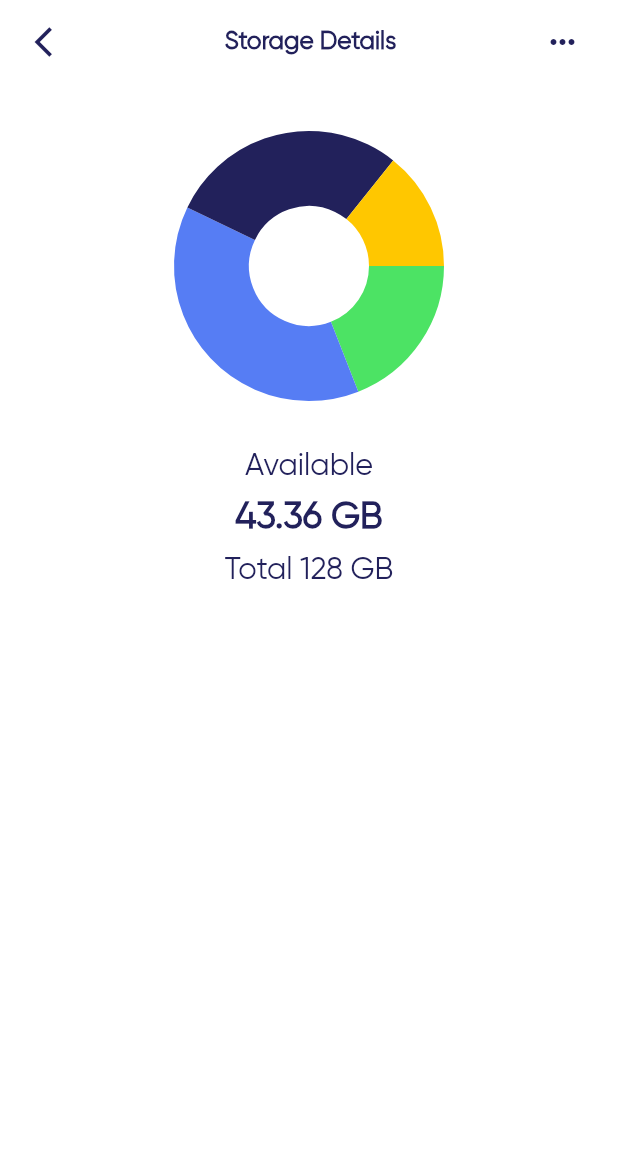
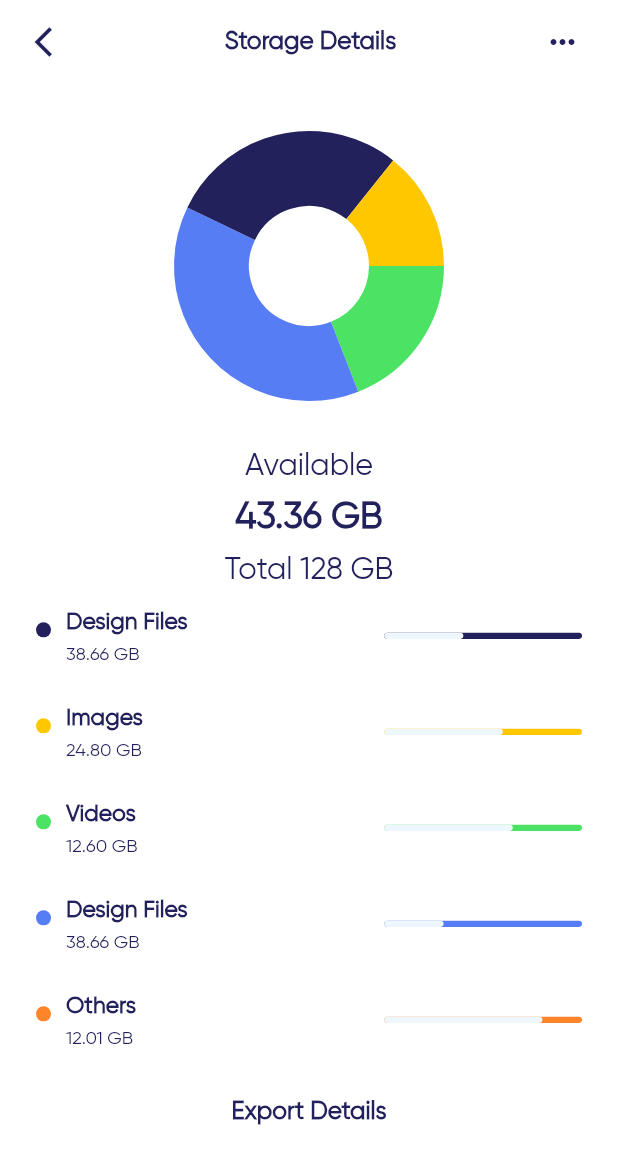
Before and after one commit to logicberry/file-storage-app, a Flutter app: the screen it shows after launch, on a phone screen of 412 x 824 dp. Shown: the top 1164 px of the screen. Run offline on Flutter 3.47's test engine with Material 2 defaults, Android fonts, the phone set to English and light mode, and no system bars; drawn by our look-alikes of fl_chart; our stand-ins replace device_preview, flutter_screenutil, flutter_svg.

Commit message:
feat: Completed StorageDetails Screen

```diff
--- a/lib/src/components/folder_details.dart
+++ b/lib/src/components/folder_details.dart
@@ -6,16 +6,18 @@ import '../core/core.dart';
 class FolderDetails extends StatelessWidget {
   final Color color;
   final String title, subtitle;
+  final double value;
   const FolderDetails({
     super.key,
     required this.color,
     required this.title,
-    required this.subtitle,
+    required this.subtitle, required this.value,
   });
 
   @override
   Widget build(BuildContext context) {
     return ListTile(
+      dense: true,
       contentPadding: const EdgeInsets.all(0),
       minLeadingWidth: 0,
       horizontalTitleGap: 10,
@@ -42,7 +44,7 @@ class FolderDetails extends StatelessWidget {
         width: SizeConfig.width(120),
         child: LinearProgressIndicator(
           backgroundColor: color,
-          value: 0.4,
+          value: value,
           valueColor: const AlwaysStoppedAnimation<Color>(AppColors.lightBlue),
           borderRadius: const BorderRadius.all(Radius.circular(20)),
         ),
--- a/lib/src/screens/storage_details_screen.dart
+++ b/lib/src/screens/storage_details_screen.dart
@@ -21,6 +21,7 @@ class StorageDetailsScreen extends StatelessWidget {
         ),
         body: Padding(
             padding: const EdgeInsets.symmetric(horizontal: 24.0),
+            child: SingleChildScrollView(
               child: Column(
                 children: [
                   const FileChart(),
@@ -34,8 +35,44 @@ class StorageDetailsScreen extends StatelessWidget {
                   Space.height(context, 8),
                   AppTheme.gilroyText('Total 128 GB', context,
                       size: 20, textColor: AppColors.primaryColor),
-
+                  const FolderDetails(
+                    value: 0.4,
+                    color: AppColors.primaryColor,
+                    title: 'Design Files',
+                    subtitle: '38.66 GB',
+                  ),
+                  const FolderDetails(
+                    value: 0.6,
+                    color: AppColors.yellow,
+                    title: 'Images',
+                    subtitle: '24.80 GB',
+                  ),
+                  const FolderDetails(
+                    value: 0.65,
+                    color: AppColors.green,
+                    title: 'Videos',
+                    subtitle: '12.60 GB',
+                  ),
+                  const FolderDetails(
+                    value: 0.3,
+                    color: AppColors.blue,
+                    title: 'Design Files',
+                    subtitle: '38.66 GB',
+                  ),
+                  const FolderDetails(
+                    value: 0.8,
+                    color: AppColors.orange,
+                    title: 'Others',
+                    subtitle: '12.01 GB',
+                  ),
+                  Space.height(context, 20),
+                  AppTheme.gilroyText('Export Details', context,
+                      size: 16,
+                      fontWeight: FontWeight.w600,
+                      textColor: AppColors.primaryColor),
+                  Space.height(context, 10),
                 ],
+              ),
             )));
   }
 }
```
Lines whose indentation alone changed are shown as unchanged.
